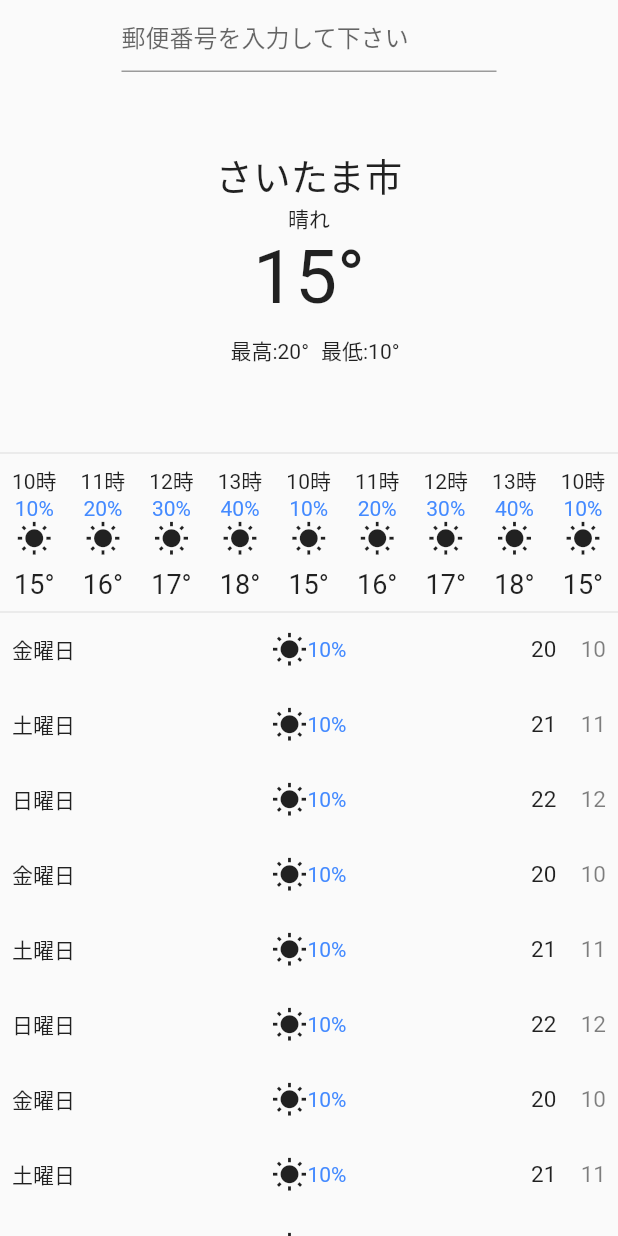
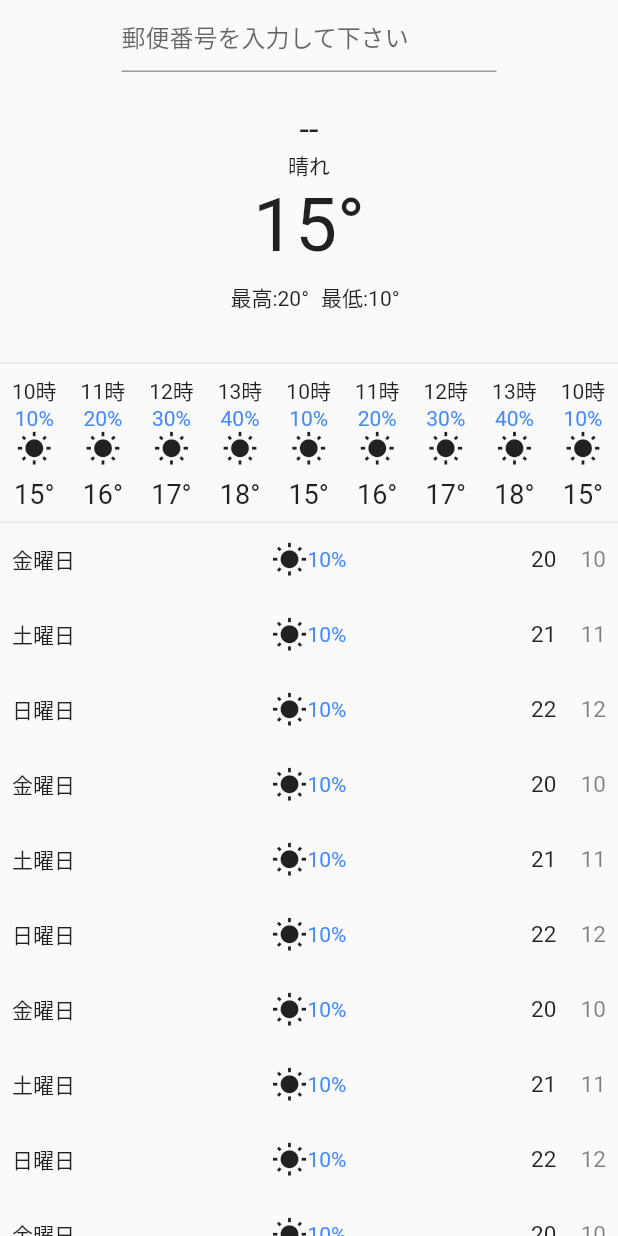
Before and after one commit to tomohiro1024/weather, a Flutter app: the screen it shows after launch, on a phone screen of 412 x 824 dp. Run offline on Flutter 3.47's test engine with Material 2 defaults, Android fonts, the phone set to English and light mode, and no system bars.

Commit message:
郵便番号の取得と表示

```diff
--- a/lib/top_page.dart
+++ b/lib/top_page.dart
@@ -1,6 +1,7 @@
 import 'package:flutter/material.dart';
 import 'package:intl/intl.dart';
 import 'package:weather2/weather.dart';
+import 'package:weather2/zip_code.dart';
 
 class TopPage extends StatefulWidget {
   const TopPage({Key? key}) : super(key: key);
@@ -13,6 +14,8 @@ class _TopPageState extends State<TopPage> {
   // 現在の天気
   Weather currentWeather =
       Weather(15, 20, 10, '晴れ', 1.0, 1.0, '晴れ', DateTime(2020, 10, 2, 12), 10);
+
+  List<String> address = ['-', '-'];
 
   List<Weather> hourlyWeather = [
     Weather(15, 20, 10, '晴れ', 1.0, 1.0, '晴れ', DateTime(2020, 10, 2, 10), 10),
@@ -56,15 +59,29 @@ class _TopPageState extends State<TopPage> {
             Container(
                 width: 250,
                 child: TextField(
-                  onSubmitted: (value) {
-                    print(value);
+                  onSubmitted: (value) async {
+                    // 郵便番号から住所を検索
+                    address = (await ZipCode.searchAddressFromZipCode(value))!;
+                    print(address);
+                    // addressの値が'ー'からvalueに入ってきた値になるため更新が必要
+                    // setStateはビルドがもう一度実行される
+                    setState(() {});
                   },
                   decoration: InputDecoration(hintText: '郵便番号を入力して下さい'),
                 )),
-            SizedBox(height: 50),
-            Text(
-              'さいたま市',
-              style: TextStyle(fontSize: 25),
+            SizedBox(height: 25),
+            Row(
+              mainAxisAlignment: MainAxisAlignment.center,
+              children: [
+                Text(
+                  address[0],
+                  style: TextStyle(fontSize: 23),
+                ),
+                Text(
+                  address[1],
+                  style: TextStyle(fontSize: 23),
+                ),
+              ],
             ),
             Text(currentWeather.description),
             Text(
@@ -81,7 +98,7 @@ class _TopPageState extends State<TopPage> {
                 Text('最低:${currentWeather.tempMin}°'),
               ],
             ),
-            SizedBox(height: 50),
+            SizedBox(height: 25),
             Divider(height: 0),
             SingleChildScrollView(
               // 横にリストをスワイプさせる
--- a/pubspec.yaml
+++ b/pubspec.yaml
@@ -35,6 +35,7 @@ dependencies:
   # Use with the CupertinoIcons class for iOS style icons.
   cupertino_icons: ^1.0.2
   intl: ^0.17.0
+  http: ^0.13.4
 
 dev_dependencies:
   flutter_test:
```
Also changed, not shown: lib/zip_code.dart (added, +26 -0 lines), pubspec.lock.
